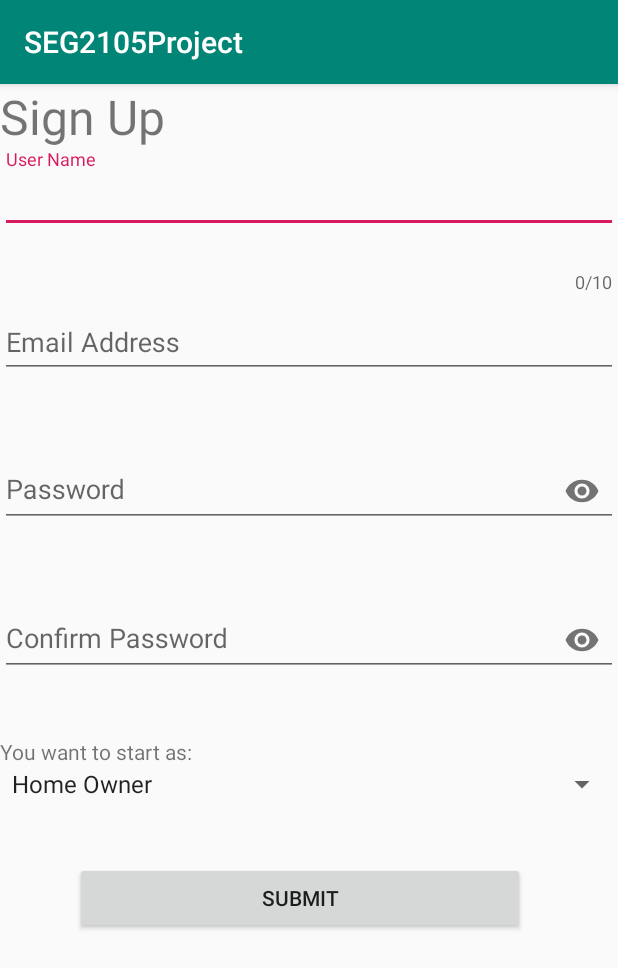
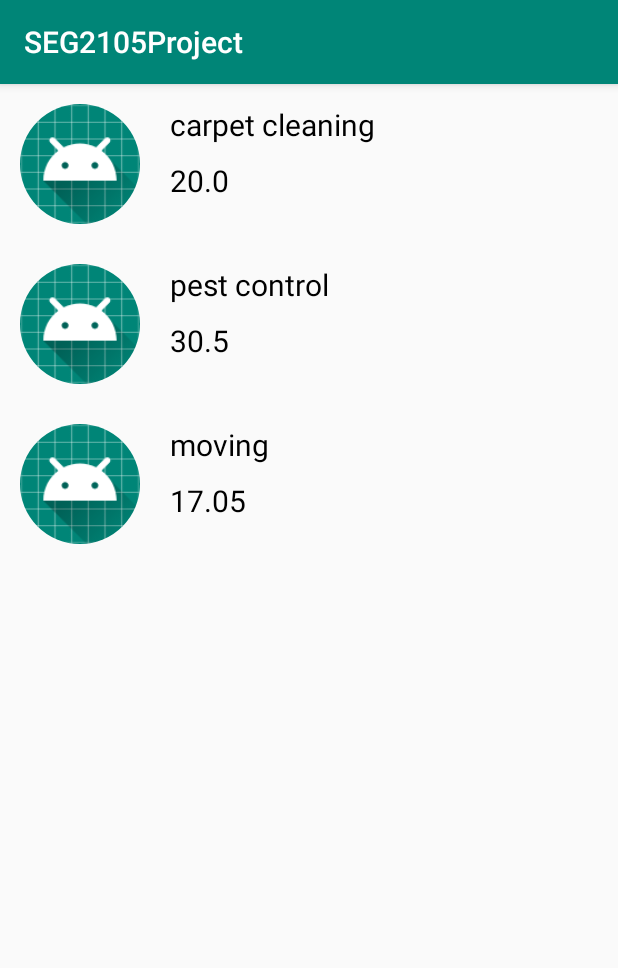
Before and after one commit to TianhaoTao/SEG2015Project, an Android app: the screen it shows after launch (SignUp before the commit, AdminHomePage after it), after a tap on "CREATE NEW ACCOUNT", on a phone screen of 412 x 824 dp. Shown: the top 968 px of the screen. Run offline under Robolectric (Android 15) with nearby library versions, the phone set to English and light mode, and no system bars; our stand-ins replace CircleImageView, Firebase (no records; nobody signed in at launch, a user with empty details on screens opened directly).

Commit message:
Recycler View
recycler view is available now to show the service.
Todo: connect to firebase
remove, add, edit

```diff
--- a/app/build.gradle
+++ b/app/build.gradle
@@ -29,5 +29,5 @@ dependencies {
     implementation 'com.google.firebase:firebase-core:16.0.4'
     implementation 'com.google.firebase:firebase-database:16.0.3'
     implementation 'com.android.support:design:28.0.0'
-
+    implementation 'de.hdodenhof:circleimageview:2.2.0'//circular imageview
 }
--- a/app/src/main/AndroidManifest.xml
+++ b/app/src/main/AndroidManifest.xml
@@ -17,7 +17,8 @@
             </intent-filter>
         </activity>
         <activity android:name=".SignUp" />
-        <activity android:name=".WelcomePage"></activity>
+        <activity android:name=".WelcomePage" />
+        <activity android:name=".AdminHomePage"></activity>
     </application>
 
 </manifest>
--- /dev/null
+++ b/app/src/main/java/com/example/tianhao/seg2105project/AdminHomePage.java
@@ -0,0 +1,42 @@
+package com.example.tianhao.seg2105project;
+
+import android.support.v7.app.AppCompatActivity;
+import android.os.Bundle;
+import android.support.v7.widget.LinearLayoutManager;
+import android.support.v7.widget.RecyclerView;
+import android.util.Log;
+
+import com.example.tianhao.seg2105project.Model.Service;
+
+import java.util.ArrayList;
+
+public class AdminHomePage extends AppCompatActivity {
+
+    private static final String TAG = "AdminHomePage";
+
+    private ArrayList<Service> serviceArrayList = new ArrayList<>();
+    private ArrayList<String> imageArrayList = new ArrayList<>();
+
+    @Override
+    protected void onCreate(Bundle savedInstanceState) {
+        super.onCreate(savedInstanceState);
+        setContentView(R.layout.activity_admin_home_page);
+        initService();
+    }
+
+    private void initService(){
+        serviceArrayList.add(new Service("carpet cleaning",20));
+        serviceArrayList.add(new Service("pest control", 30.50));
+        serviceArrayList.add(new Service("moving",17.05));
+        imageArrayList.add("abc");
+        initRecyclerView();
+    }
+
+    private void initRecyclerView(){
+        Log.d(TAG, "initRecyclerView: init RecyclerView");
+        RecyclerView recyclerView = findViewById(R.id.recycler_view);
+        ServiceViewAdapter adapter = new ServiceViewAdapter(this,serviceArrayList,imageArrayList);
+        recyclerView.setAdapter(adapter);
+        recyclerView.setLayoutManager(new LinearLayoutManager(this));
+    }
+}
--- a/app/src/main/java/com/example/tianhao/seg2105project/Login/Admin.java
+++ /dev/null
@@ -1,4 +0,0 @@
-package com.example.tianhao.seg2105project.Login;
-
-public class Admin extends User {
-}
--- a/app/src/main/java/com/example/tianhao/seg2105project/Login/HouseOwner.java
+++ /dev/null
@@ -1,4 +0,0 @@
-package com.example.tianhao.seg2105project.Login;
-
-public class HouseOwner extends User {
-}
--- a/app/src/main/java/com/example/tianhao/seg2105project/Login/ServiceProvider.java
+++ /dev/null
@@ -1,4 +0,0 @@
-package com.example.tianhao.seg2105project.Login;
-
-public class ServiceProvider extends User {
-}
--- /dev/null
+++ b/app/src/main/java/com/example/tianhao/seg2105project/Model/Admin.java
@@ -0,0 +1,4 @@
+package com.example.tianhao.seg2105project.Model;
+
+public class Admin extends User {
+}
--- /dev/null
+++ b/app/src/main/java/com/example/tianhao/seg2105project/Model/HouseOwner.java
@@ -0,0 +1,4 @@
+package com.example.tianhao.seg2105project.Model;
+
+public class HouseOwner extends User {
+}
--- /dev/null
+++ b/app/src/main/java/com/example/tianhao/seg2105project/Model/Service.java
@@ -0,0 +1,28 @@
+package com.example.tianhao.seg2105project.Model;
+
+public class Service {
+
+    private String name;
+    private double hourlyRate;
+
+    public Service(String name, double hourlyRate) {
+        this.name = name;
+        this.hourlyRate = hourlyRate;
+    }
+
+    public String getName() {
+        return name;
+    }
+
+    public void setName(String name) {
+        this.name = name;
+    }
+
+    public double getHourlyRate() {
+        return hourlyRate;
+    }
+
+    public void setHourlyRate(double hourlyRate) {
+        this.hourlyRate = hourlyRate;
+    }
+}
--- /dev/null
+++ b/app/src/main/java/com/example/tianhao/seg2105project/Model/ServiceProvider.java
@@ -0,0 +1,4 @@
+package com.example.tianhao.seg2105project.Model;
+
+public class ServiceProvider extends User {
+}
--- a/app/src/main/java/com/example/tianhao/seg2105project/Login/User.java
+++ b/app/src/main/java/com/example/tianhao/seg2105project/Model/User.java
@@ -1,4 +1,4 @@
-package com.example.tianhao.seg2105project.Login;
+package com.example.tianhao.seg2105project.Model;
 
 public class User {
     private String username;
--- /dev/null
+++ b/app/src/main/java/com/example/tianhao/seg2105project/ServiceViewAdapter.java
@@ -0,0 +1,79 @@
+package com.example.tianhao.seg2105project;
+
+import android.content.Context;
+import android.support.annotation.NonNull;
+import android.support.constraint.ConstraintLayout;
+import android.support.v7.widget.RecyclerView;
+import android.util.Log;
+import android.view.LayoutInflater;
+import android.view.View;
+import android.view.ViewGroup;
+import android.widget.TextView;
+import android.widget.Toast;
+
+import com.example.tianhao.seg2105project.Model.Service;
+
+import java.util.ArrayList;
+
+import de.hdodenhof.circleimageview.CircleImageView;
+
+public class ServiceViewAdapter extends RecyclerView.Adapter<ServiceViewAdapter.ServiceViewHolder>{
+
+    private static final String TAG = "ServiceViewAdapter";
+
+    private Context mContext;
+
+    private ArrayList<Service> serviceArrayList = new ArrayList<>();
+    private ArrayList<String> imageArrayList = new ArrayList<String>();
+
+    public ServiceViewAdapter(Context mContext, ArrayList<Service> serviceArrayList, ArrayList<String> imageArrayList) {
+        this.mContext = mContext;
+        this.serviceArrayList = serviceArrayList;
+        this.imageArrayList = imageArrayList;
+    }
+
+    @NonNull
+    @Override
+    public ServiceViewHolder onCreateViewHolder(@NonNull ViewGroup viewGroup, int i) {
+        View view = LayoutInflater.from(viewGroup.getContext()).inflate(R.layout.layout_list_service,viewGroup,false);
+        ServiceViewHolder holder = new ServiceViewHolder(view);
+        return holder;
+    }
+
+    @Override
+    public void onBindViewHolder(@NonNull ServiceViewHolder serviceViewHolder, final int i) {
+        Log.d(TAG, "onBindViewHolder: called..");
+
+        serviceViewHolder.serviceName.setText(serviceArrayList.get(i).getName());
+        serviceViewHolder.hourlyRate.setText(String.valueOf(serviceArrayList.get(i).getHourlyRate()));
+
+        serviceViewHolder.serviceLayout.setOnClickListener(new View.OnClickListener() {
+            @Override
+            public void onClick(View v) {
+                Log.d(TAG, "onClick: "+serviceArrayList.get(i));
+                Toast.makeText(mContext, i+" is the current position.", Toast.LENGTH_SHORT).show();
+            }
+        });
+    }
+
+    @Override
+    public int getItemCount() {
+        return serviceArrayList.size();
+    }
+
+    public class ServiceViewHolder extends RecyclerView.ViewHolder{
+
+        CircleImageView image;
+        TextView serviceName;
+        TextView hourlyRate;
+        ConstraintLayout serviceLayout;
+
+        public ServiceViewHolder(@NonNull View itemView) {
+            super(itemView);
+            image = itemView.findViewById(R.id.image);
+            serviceName = itemView.findViewById(R.id.serviceName);
+            hourlyRate = itemView.findViewById(R.id.hourlyRate);
+            serviceLayout = itemView.findViewById(R.id.service_layout);
+        }
+    }
+}
--- a/app/src/main/java/com/example/tianhao/seg2105project/SignIn.java
+++ b/app/src/main/java/com/example/tianhao/seg2105project/SignIn.java
@@ -6,12 +6,11 @@ import android.support.v7.app.AppCompatActivity;
 import android.os.Bundle;
 import android.view.View;
 import android.widget.Button;
-import android.widget.EditText;
 import android.widget.Toast;
 import android.support.design.widget.TextInputLayout;
 
 
-import com.example.tianhao.seg2105project.Login.User;
+import com.example.tianhao.seg2105project.Model.User;
 import com.google.firebase.database.DatabaseReference;
 import com.google.firebase.database.FirebaseDatabase;
 import com.google.firebase.database.ValueEventListener;
@@ -48,7 +47,7 @@ public class SignIn extends AppCompatActivity {
         buttonRegister.setOnClickListener(new View.OnClickListener() {
             @Override
             public void onClick(View v) {
-                Intent intentSignUp = new Intent(getApplicationContext(), SignUp.class);
+                Intent intentSignUp = new Intent(getApplicationContext(), AdminHomePage.class);
                 startActivity(intentSignUp);
             }
         });
@@ -76,6 +75,7 @@ public class SignIn extends AppCompatActivity {
                             intentWelcome.putExtra("email",login.getEmail());
                             intentWelcome.putExtra("password",login.getPassword());
                             startActivity(intentWelcome);
+                            finish();
                         }else{
                             Toast.makeText(SignIn.this, "Password is Wrong", Toast.LENGTH_SHORT).show();
                         }
--- a/app/src/main/java/com/example/tianhao/seg2105project/SignUp.java
+++ b/app/src/main/java/com/example/tianhao/seg2105project/SignUp.java
@@ -12,7 +12,7 @@ import android.widget.Button;
 import android.widget.Spinner;
 import android.widget.Toast;
 
-import com.example.tianhao.seg2105project.Login.User;
+import com.example.tianhao.seg2105project.Model.User;
 import com.google.firebase.database.DataSnapshot;
 import com.google.firebase.database.DatabaseError;
 import com.google.firebase.database.DatabaseReference;
@@ -122,8 +122,7 @@ public class SignUp extends AppCompatActivity {
                                 if(flag){
                                     users.child(user.getUsername()).setValue(user);
                                     Toast.makeText(SignUp.this, "Success Register", Toast.LENGTH_SHORT).show();
-                                    Intent intent = new Intent(getApplicationContext(), SignIn.class);
-                                    startActivity(intent);
+                                    finish();
                                 }
                             }
                             @Override
--- a/app/src/main/java/com/example/tianhao/seg2105project/WelcomePage.java
+++ b/app/src/main/java/com/example/tianhao/seg2105project/WelcomePage.java
@@ -7,10 +7,9 @@ import android.os.Bundle;
 import android.view.View;
 import android.widget.Button;
 import android.widget.TextView;
-import android.widget.Toast;
 
 
-import com.example.tianhao.seg2105project.Login.User;
+import com.example.tianhao.seg2105project.Model.User;
 import com.google.firebase.database.DataSnapshot;
 import com.google.firebase.database.DatabaseError;
 import com.google.firebase.database.DatabaseReference;
@@ -76,6 +75,7 @@ public class WelcomePage extends AppCompatActivity {
             public void onClick(View v) {
                 Intent intentSignUp = new Intent(getApplicationContext(), SignIn.class);
                 startActivity(intentSignUp);
+                finish();
             }
         });
 
--- /dev/null
+++ b/app/src/main/res/layout/activity_admin_home_page.xml
@@ -0,0 +1,14 @@
+<?xml version="1.0" encoding="utf-8"?>
+<android.support.constraint.ConstraintLayout xmlns:android="http://schemas.android.com/apk/res/android"
+    xmlns:app="http://schemas.android.com/apk/res-auto"
+    xmlns:tools="http://schemas.android.com/tools"
+    android:layout_width="match_parent"
+    android:layout_height="match_parent"
+    tools:context=".AdminHomePage">
+
+
+    <android.support.v7.widget.RecyclerView
+        android:id="@+id/recycler_view"
+        android:layout_width="match_parent"
+        android:layout_height="match_parent" />
+</android.support.constraint.ConstraintLayout>
--- /dev/null
+++ b/app/src/main/res/layout/layout_list_service.xml
@@ -0,0 +1,38 @@
+<?xml version="1.0" encoding="utf-8"?>
+<android.support.constraint.ConstraintLayout xmlns:android="http://schemas.android.com/apk/res/android"
+    xmlns:app="http://schemas.android.com/apk/res-auto"
+    xmlns:tools="http://schemas.android.com/tools"
+    android:id="@+id/service_layout"
+    android:layout_width="match_parent"
+    android:layout_height="wrap_content"
+    android:padding="13dp">
+
+    <de.hdodenhof.circleimageview.CircleImageView
+        android:id="@+id/image"
+        android:layout_width="80dp"
+        android:layout_height="80dp"
+        android:src="@mipmap/ic_launcher_round" />
+
+    <TextView
+        android:id="@+id/serviceName"
+        android:layout_width="wrap_content"
+        android:layout_height="wrap_content"
+        android:layout_marginLeft="20dp"
+        android:text="Name of the Service"
+        android:textColor="#000"
+        android:textSize="20sp"
+        app:layout_constraintLeft_toRightOf="@+id/image" />
+
+    <TextView
+        android:id="@+id/hourlyRate"
+        android:layout_width="wrap_content"
+        android:layout_height="wrap_content"
+        android:layout_marginLeft="20dp"
+        android:layout_marginTop="10dp"
+        android:text="Hourly Payment of the service"
+        android:textColor="#000"
+        android:textSize="20sp"
+        app:layout_constraintLeft_toRightOf="@+id/image"
+        app:layout_constraintTop_toBottomOf="@+id/serviceName" />
+
+</android.support.constraint.ConstraintLayout>
```
